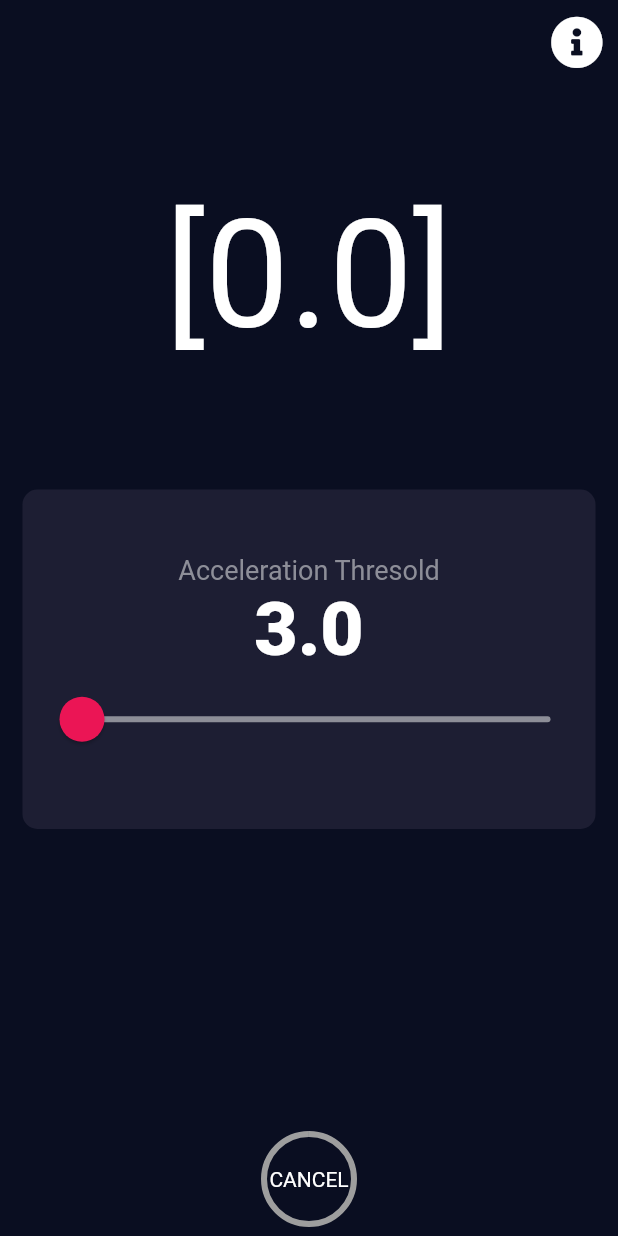
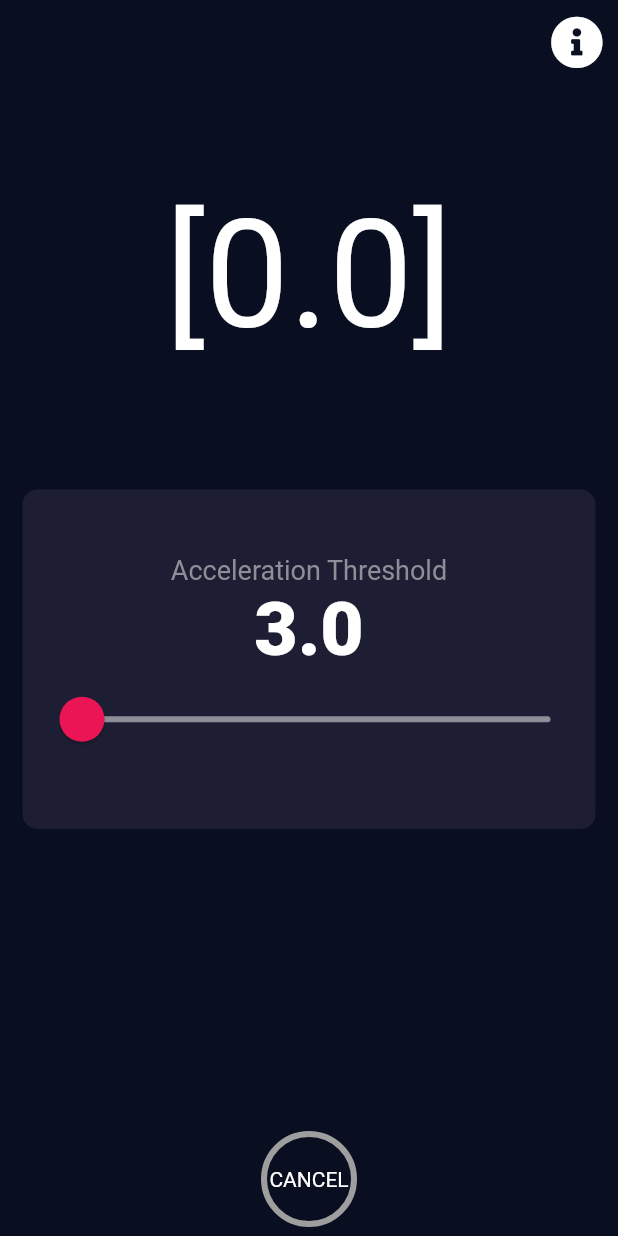
Before and after one commit to Nhesneil/cpr_app_project, a Flutter app: the screen it shows after launch, on a phone screen of 412 x 824 dp. Run offline on Flutter 3.47's test engine with Material 2 defaults, Android fonts, the phone set to English and light mode, and no system bars; our stand-ins replace audioplayers, font_awesome_flutter, sensors_plus.

Commit message:
For testing or analysis purposes

```diff
--- a/lib/main.dart
+++ b/lib/main.dart
@@ -106,7 +106,7 @@ class _MyHomePageState extends State<MyHomePage> {
                   mainAxisAlignment: MainAxisAlignment.center,
                   children: <Widget>[
                     Text(
-                      'Acceleration Thresold',
+                      'Acceleration Threshold',
                       style: kLabelTextStyle,
                     ),
                     Row(
```
